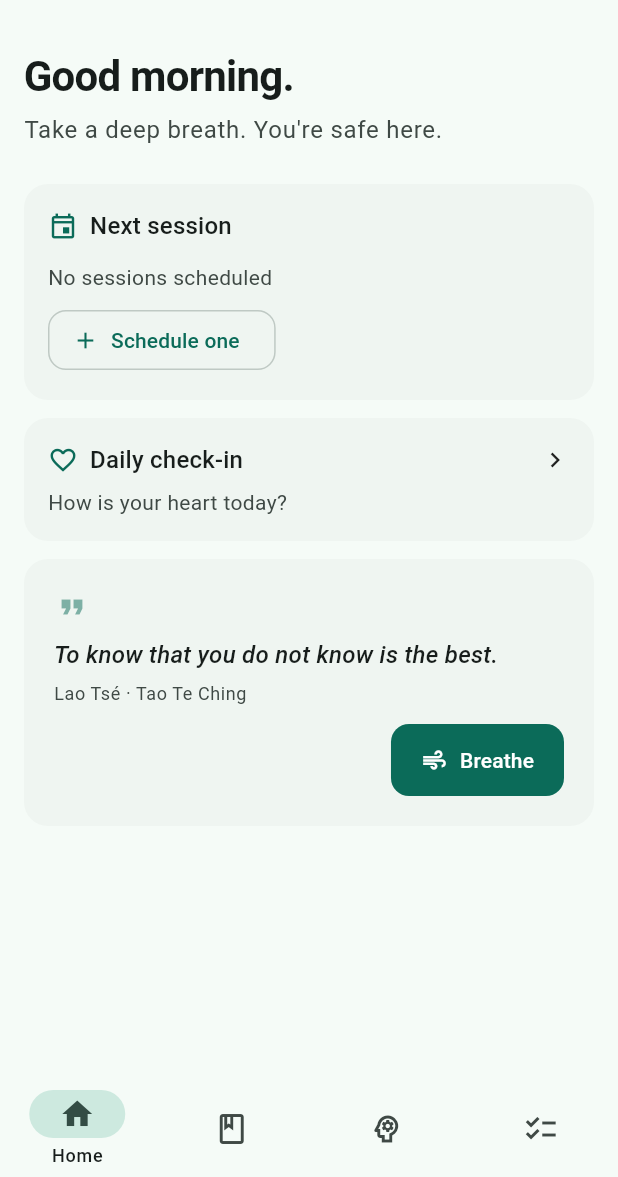
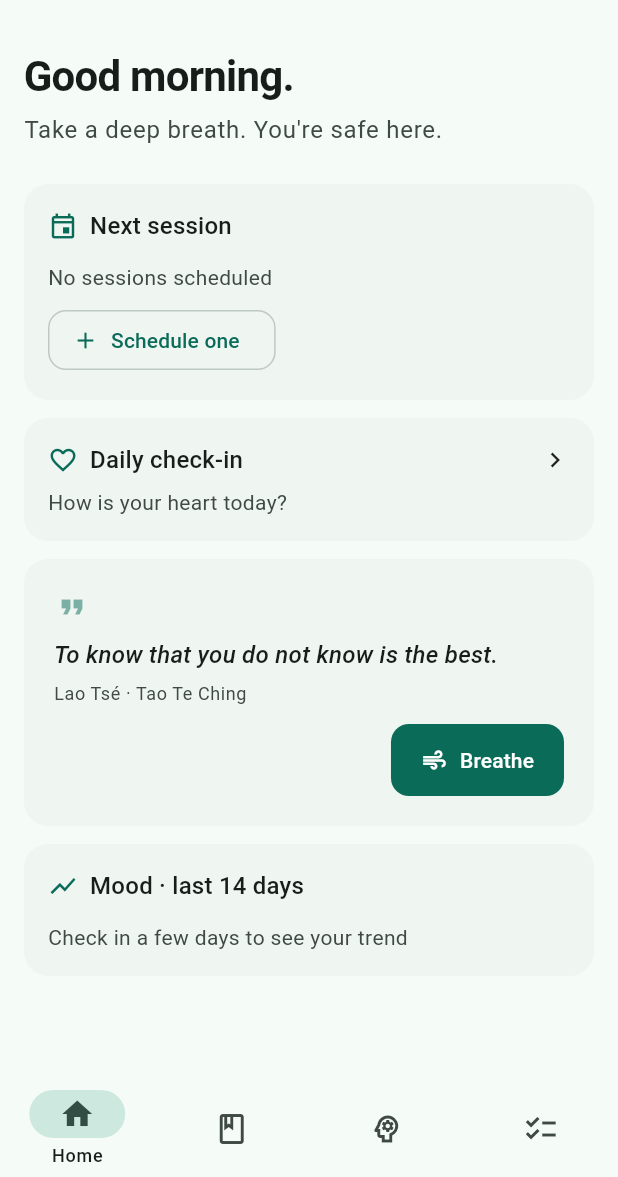
Before and after one commit to iezappa/alveoapp, a Flutter app: the screen it shows after launch, on a phone screen of 412 x 824 dp, the part 59-1236 px from its top. Run offline on Flutter 3.47's test engine with Material 3 defaults, Android fonts, the light colour scheme and no system bars; our stand-ins replace drift, flutter_riverpod, go_router; missing offline and left inert: file_selector; accounts and stored records are empty; generated files the repository leaves out were written again.

Commit message:
feat: mood trend sparkline on the dashboard (Fase 4)
Add a framework-free dailyMoodAverages helper and a lightweight
CustomPaint sparkline, shown as a 14-day card on the dashboard. Mood
check-ins now refresh through a moodEntriesProvider.

```diff
--- a/apps/client/lib/data/providers.dart
+++ b/apps/client/lib/data/providers.dart
@@ -54,6 +54,11 @@ final moodRepositoryProvider = Provider<MoodRepository>(
   (ref) => MoodRepository(ref.watch(appDatabaseProvider)),
 );
 
+/// All mood check-ins, newest first. Invalidate after a new check-in.
+final moodEntriesProvider = FutureProvider(
+  (ref) => ref.watch(moodRepositoryProvider).getAll(),
+);
+
 final journalRepositoryProvider = Provider<JournalRepository>(
   (ref) => JournalRepository(ref.watch(appDatabaseProvider)),
 );
--- /dev/null
+++ b/apps/client/lib/domain/insights/mood_trend.dart
@@ -0,0 +1,34 @@
+/// A mood reading reduced to the two fields the trend needs.
+typedef MoodReading = ({DateTime occurredAt, int mood});
+
+/// Average mood (1..5) for each of the [days] calendar days ending on [now]'s
+/// day, oldest first. A day with no check-in is `null`.
+List<double?> dailyMoodAverages(
+  Iterable<MoodReading> readings, {
+  required DateTime now,
+  int days = 14,
+}) {
+  final start = DateTime(
+    now.year,
+    now.month,
+    now.day,
+  ).subtract(Duration(days: days - 1));
+  final buckets = List.generate(days, (_) => <int>[]);
+
+  for (final r in readings) {
+    final day = DateTime(
+      r.occurredAt.year,
+      r.occurredAt.month,
+      r.occurredAt.day,
+    );
+    final index = day.difference(start).inDays;
+    if (index >= 0 && index < days) buckets[index].add(r.mood);
+  }
+
+  return [
+    for (final bucket in buckets)
+      bucket.isEmpty
+          ? null
+          : bucket.reduce((a, b) => a + b) / bucket.length,
+  ];
+}
--- a/apps/client/lib/features/check_in/check_in_screen.dart
+++ b/apps/client/lib/features/check_in/check_in_screen.dart
@@ -55,6 +55,8 @@ class _CheckInScreenState extends ConsumerState<CheckInScreen> {
               EmotionInput(emotionKey: entry.key, intensity: entry.value),
           ],
         );
+
+    ref.invalidate(moodEntriesProvider);
 
     if (!mounted) return;
     final l10n = AppLocalizations.of(context);
--- a/apps/client/lib/features/dashboard/dashboard_screen.dart
+++ b/apps/client/lib/features/dashboard/dashboard_screen.dart
@@ -5,9 +5,12 @@ import 'package:intl/intl.dart';
 
 import '../../app/theme.dart';
 import '../../data/local/database.dart';
+import '../../data/providers.dart';
 import '../../domain/greeting.dart';
+import '../../domain/insights/mood_trend.dart';
 import '../../domain/motivation/daily_quotes.dart';
 import '../../l10n/app_localizations.dart';
+import '../insights/sparkline.dart';
 import 'dashboard_providers.dart';
 
 /// The welcome screen and app entry point: a greeting, the next session, a
@@ -67,6 +70,8 @@ class DashboardScreen extends ConsumerWidget {
               const _CheckInCard(),
               const SizedBox(height: 12),
               const _QuoteCard(),
+              const SizedBox(height: 12),
+              const _MoodTrendCard(),
             ],
           ),
         ),
@@ -220,6 +225,58 @@ class _CheckInCard extends StatelessWidget {
   }
 }
 
+/// A 14-day sparkline of the daily average mood.
+class _MoodTrendCard extends ConsumerWidget {
+  const _MoodTrendCard();
+
+  @override
+  Widget build(BuildContext context, WidgetRef ref) {
+    final l10n = AppLocalizations.of(context);
+    final theme = Theme.of(context);
+    final entries = ref.watch(moodEntriesProvider).asData?.value;
+    final points = entries == null
+        ? null
+        : dailyMoodAverages(
+            entries.map((e) => (occurredAt: e.occurredAt, mood: e.mood)),
+            now: DateTime.now(),
+          );
+    final hasData = points != null && points.any((p) => p != null);
+
+    return Card(
+      child: Padding(
+        padding: const EdgeInsets.all(16),
+        child: Column(
+          crossAxisAlignment: CrossAxisAlignment.start,
+          children: [
+            Row(
+              children: [
+                Icon(
+                  Icons.show_chart,
+                  size: 20,
+                  color: theme.colorScheme.primary,
+                ),
+                const SizedBox(width: 8),
+                Text(
+                  l10n.dashboardMoodTrend,
+                  style: theme.textTheme.titleMedium,
+                ),
+              ],
+            ),
+            const SizedBox(height: 12),
+            if (hasData)
+              Sparkline(values: points)
+            else
+              Text(
+                l10n.dashboardMoodTrendEmpty,
+                style: TextStyle(color: theme.colorScheme.onSurfaceVariant),
+              ),
+          ],
+        ),
+      ),
+    );
+  }
+}
+
 /// The quote of the day, with a shortcut into the breathing exercise. Tapping
 /// the card opens the full library.
 class _QuoteCard extends StatelessWidget {
--- a/apps/client/lib/l10n/app_en.arb
+++ b/apps/client/lib/l10n/app_en.arb
@@ -98,6 +98,8 @@
   "dashboardTomorrow": "Tomorrow",
   "dashboardCheckInTitle": "Daily check-in",
   "dashboardCheckInPrompt": "How is your heart today?",
+  "dashboardMoodTrend": "Mood · last 14 days",
+  "dashboardMoodTrendEmpty": "Check in a few days to see your trend",
   "libraryTitle": "Library",
   "libraryToday": "Today",
   "libraryAll": "All quotes",
--- a/apps/client/lib/l10n/app_es.arb
+++ b/apps/client/lib/l10n/app_es.arb
@@ -71,6 +71,8 @@
   "dashboardTomorrow": "Mañana",
   "dashboardCheckInTitle": "Check-in diario",
   "dashboardCheckInPrompt": "¿Cómo está tu corazón hoy?",
+  "dashboardMoodTrend": "Ánimo · últimos 14 días",
+  "dashboardMoodTrendEmpty": "Registrá tu ánimo unos días para ver la tendencia",
   "libraryTitle": "Biblioteca",
   "libraryToday": "Hoy",
   "libraryAll": "Todas las frases",
--- a/apps/client/lib/l10n/app_localizations.dart
+++ b/apps/client/lib/l10n/app_localizations.dart
@@ -481,6 +481,18 @@ abstract class AppLocalizations {
   /// In en, this message translates to:
   /// **'How is your heart today?'**
   String get dashboardCheckInPrompt;
+
+  /// No description provided for @dashboardMoodTrend.
+  ///
+  /// In en, this message translates to:
+  /// **'Mood · last 14 days'**
+  String get dashboardMoodTrend;
+
+  /// No description provided for @dashboardMoodTrendEmpty.
+  ///
+  /// In en, this message translates to:
+  /// **'Check in a few days to see your trend'**
+  String get dashboardMoodTrendEmpty;
 
   /// No description provided for @libraryTitle.
   ///
--- a/apps/client/lib/l10n/app_localizations_en.dart
+++ b/apps/client/lib/l10n/app_localizations_en.dart
@@ -208,6 +208,12 @@ class AppLocalizationsEn extends AppLocalizations {
 
   @override
   String get dashboardCheckInPrompt => 'How is your heart today?';
+
+  @override
+  String get dashboardMoodTrend => 'Mood · last 14 days';
+
+  @override
+  String get dashboardMoodTrendEmpty => 'Check in a few days to see your trend';
 
   @override
   String get libraryTitle => 'Library';
```
Also changed, not shown: apps/client/lib/features/insights/sparkline.dart (added, +85 -0 lines), apps/client/lib/l10n/app_localizations_es.dart (+7 -0 lines), 1 other file.
